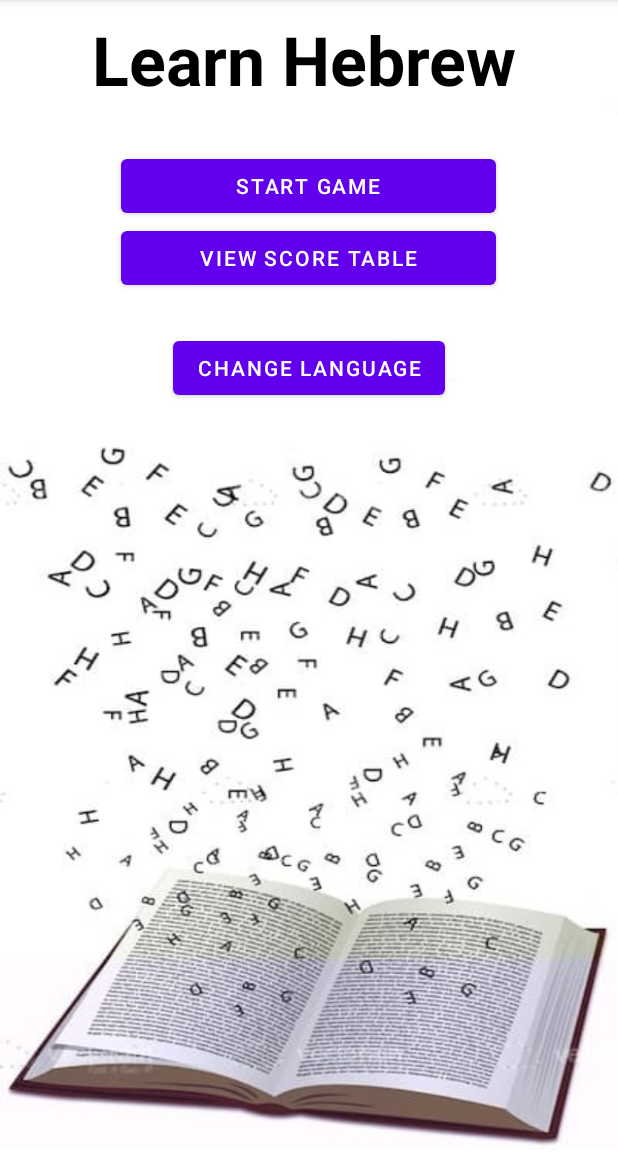
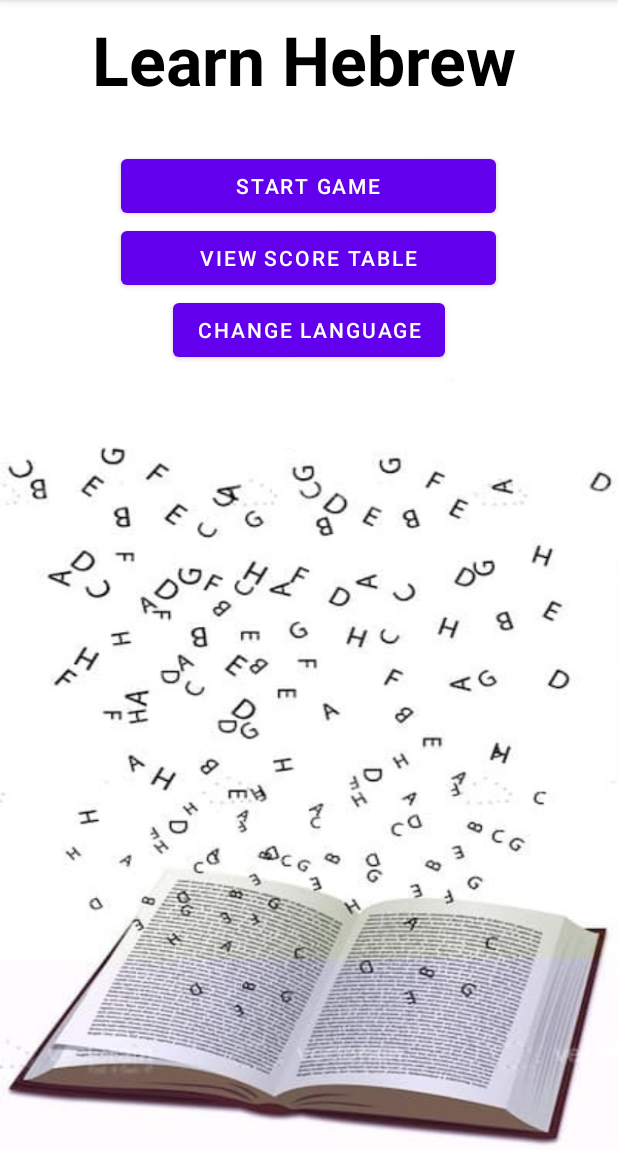
Before and after one commit to OrpazJoseph/Language-Learn, an Android app: the screen it shows after launch (MainActivity), on a phone screen of 412 x 824 dp, the part 84-1236 px from its top. Run offline under Robolectric (Android 15) with nearby library versions, the phone set to English and light mode, and no system bars; our stand-ins replace Firebase (no records; nobody signed in at launch, a user with empty details on screens opened directly); libraries missing offline, so code that uses them is left out: com.firebase.ui; 2 statements that could not run were skipped.

Commit message:
improve UI.

```diff
--- a/app/src/main/res/layout/activity_main.xml
+++ b/app/src/main/res/layout/activity_main.xml
@@ -50,10 +50,8 @@
         android:layout_width="wrap_content"
         android:layout_height="wrap_content"
         android:text="@string/change_language"
-        app:layout_constraintBottom_toBottomOf="parent"
         app:layout_constraintEnd_toEndOf="parent"
         app:layout_constraintStart_toStartOf="parent"
-        app:layout_constraintTop_toTopOf="parent"
-        app:layout_constraintVertical_bias="0.307" />
+        app:layout_constraintTop_toBottomOf="@+id/scoreTable" />
 
 </androidx.constraintlayout.widget.ConstraintLayout>
```
